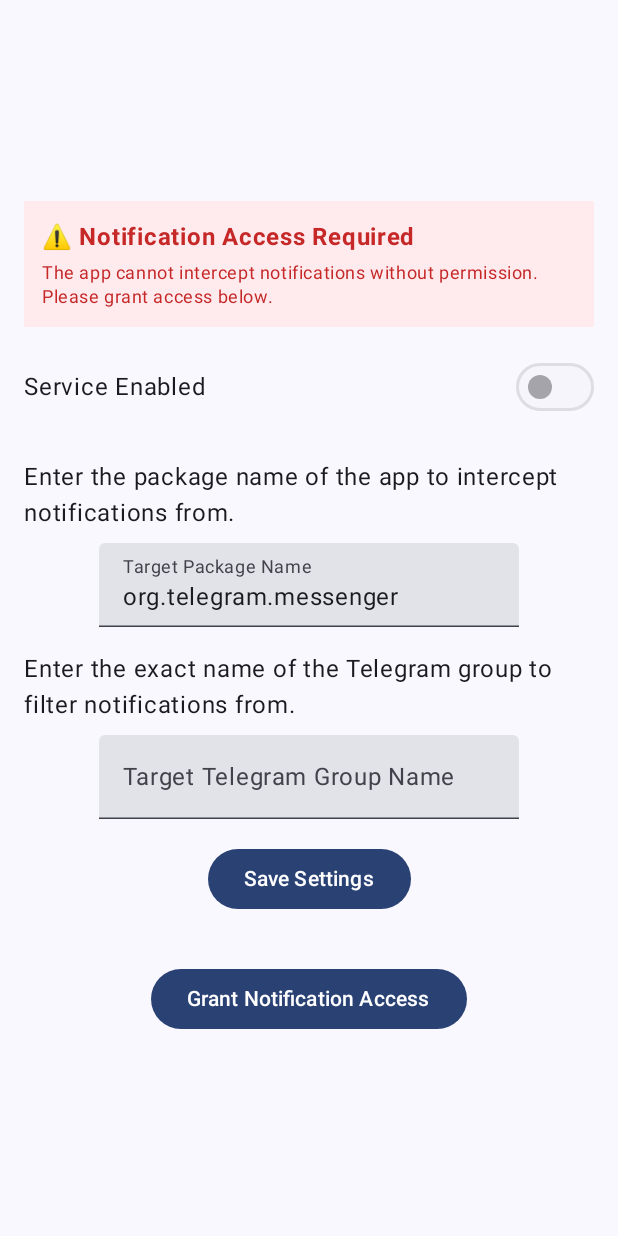
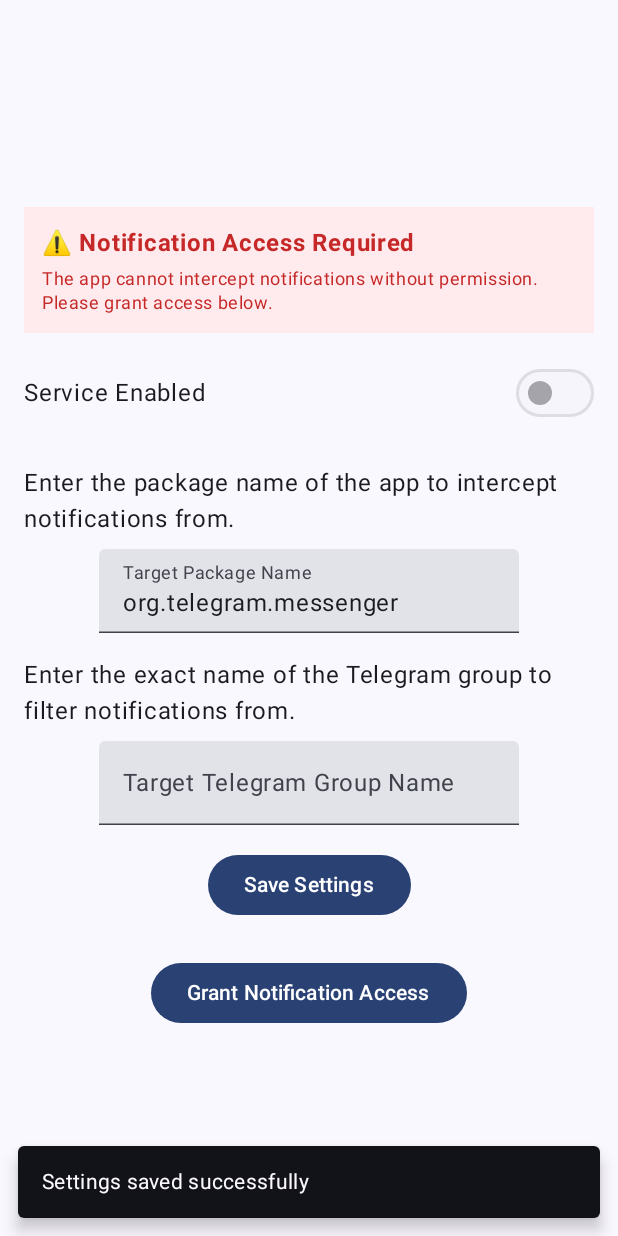
Before and after one commit to koikahin/telegram-notification-checker, an Android app built with Jetpack Compose: the screen it shows after launch (MainActivity), after a tap on "Save Settings", on a phone screen of 412 x 824 dp. Run offline under Robolectric (Android 15) with nearby library versions, the phone set to English and light mode, and no system bars.

Commit message:
feat: add validation, user feedback, and improve UI spacing
- Add empty package name validation with error display
- Disable save button when package name is blank
- Show Snackbar with success/error messages on save
- Standardize spacing to 8dp/16dp/24dp (Material Design)
- Wrap UI in Box for Snackbar positioning
- Improve user experience with immediate visual feedback

```diff
--- a/app/src/main/java/com/example/notificationinterceptor/ui/MainScreen.kt
+++ b/app/src/main/java/com/example/notificationinterceptor/ui/MainScreen.kt
@@ -9,6 +9,9 @@ import androidx.compose.foundation.layout.*
 import androidx.compose.material3.Button
 import androidx.compose.material3.ExperimentalMaterial3Api
 import androidx.compose.material3.MaterialTheme
+import androidx.compose.material3.Snackbar
+import androidx.compose.material3.SnackbarHost
+import androidx.compose.material3.SnackbarHostState
 import androidx.compose.material3.Switch
 import androidx.compose.material3.Text
 import androidx.compose.material3.TextField
@@ -38,6 +41,7 @@ fun MainScreen() {
     var targetGroupName by remember { mutableStateOf("") }
     var serviceEnabled by remember { mutableStateOf(false) }
     var isListenerEnabled by remember { mutableStateOf(false) }
+    val snackbarHostState = remember { SnackbarHostState() }
 
     // Check if NotificationListenerService is enabled
     fun checkListenerEnabled(): Boolean {
@@ -62,6 +66,7 @@ fun MainScreen() {
         }
     }
 
+    Box(modifier = Modifier.fillMaxSize()) {
         Column(
             modifier = Modifier
                 .fillMaxSize()
@@ -146,8 +151,16 @@ fun MainScreen() {
         TextField(
             value = targetPackageName,
             onValueChange = { targetPackageName = it },
-            label = { Text("Target Package Name") }
+            label = { Text("Target Package Name") },
+            isError = targetPackageName.isBlank()
         )
+        if (targetPackageName.isBlank()) {
+            Text(
+                "Package name cannot be empty",
+                color = MaterialTheme.colorScheme.error,
+                style = MaterialTheme.typography.bodySmall
+            )
+        }
 
         Spacer(modifier = Modifier.height(16.dp))
 
@@ -161,15 +174,25 @@ fun MainScreen() {
 
         Spacer(modifier = Modifier.height(16.dp))
 
-        Button(onClick = {
+        Button(
+            onClick = {
+                if (targetPackageName.isBlank()) {
+                    coroutineScope.launch {
+                        snackbarHostState.showSnackbar("Package name cannot be empty")
+                    }
+                } else {
                     coroutineScope.launch {
                         saveSettings(context, targetPackageName, targetGroupName)
+                        snackbarHostState.showSnackbar("Settings saved successfully")
                     }
-        }) {
+                }
+            },
+            enabled = targetPackageName.isNotBlank()
+        ) {
             Text("Save Settings")
         }
 
-        Spacer(modifier = Modifier.height(32.dp))
+        Spacer(modifier = Modifier.height(24.dp))
 
         Button(onClick = {
             val intent = Intent(Settings.ACTION_NOTIFICATION_LISTENER_SETTINGS)
@@ -177,6 +200,12 @@ fun MainScreen() {
         }) {
             Text("Grant Notification Access")
         }
+        }
+
+        SnackbarHost(
+            hostState = snackbarHostState,
+            modifier = Modifier.align(Alignment.BottomCenter)
+        )
     }
 }
 
```
Lines whose indentation alone changed are shown as unchanged.
